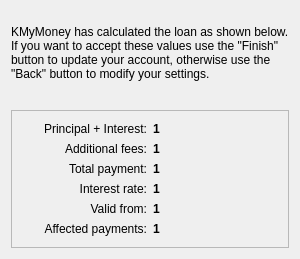
First picture: the form in kmymoney/wizards/newloanwizard/summaryeditwizardpagedecl.ui, repository KDE/kmymoney, before the edit.
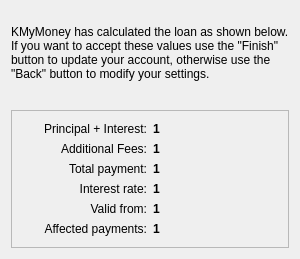
Second picture: the form after the edit.

```diff
--- a/kmymoney/wizards/newloanwizard/summaryeditwizardpagedecl.ui
+++ b/kmymoney/wizards/newloanwizard/summaryeditwizardpagedecl.ui
@@ -73,7 +73,7 @@
           <item row="1" column="0">
             <widget class="QLabel" name="TextLabel8_3_2_2_2_2_2">
               <property name="text">
-                <string>Additional fees:</string>
+                <string>Additional Fees:</string>
               </property>
               <property name="alignment">
                 <set>Qt::AlignVCenter|Qt::AlignRight</set>
```
